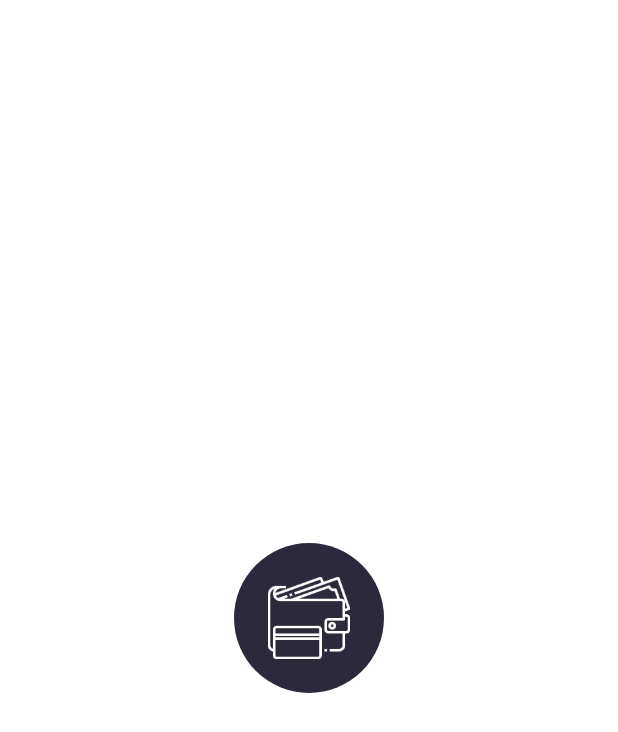
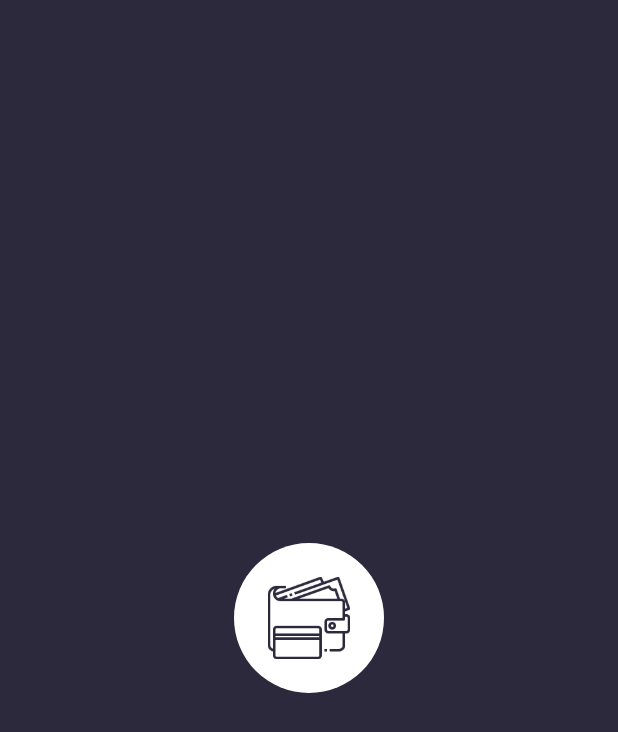
Before and after one commit to BILALAHMAD5587/expenser, a Flutter app: the Splashp_Page screen opened directly, on a phone screen of 412 x 824 dp. Shown: the top 732 px of the screen. Run offline on Flutter 3.47's test engine with Material 2 defaults, Android fonts, the phone set to English and light mode, and no system bars; statements that could not run were skipped.

Commit message:
expenser_app

```diff
--- a/lib/main.dart
+++ b/lib/main.dart
@@ -11,8 +11,9 @@ class MyApp extends StatelessWidget {
   @override
   Widget build(BuildContext context) {
     return MaterialApp(
+      debugShowCheckedModeBanner: false,
       title: 'Flutter Demo',
-      themeMode: ThemeMode.light,
+      themeMode: ThemeMode.dark,
       darkTheme: ThemeData(
           primarySwatch: createMaterialColor(MyColors.bgBColor),
           backgroundColor: MyColors.bgBColor,
--- a/lib/screens/slpash/splash_page.dart
+++ b/lib/screens/slpash/splash_page.dart
@@ -1,3 +1,5 @@
+import 'dart:async';
+
 import 'package:flutter/material.dart';
 
 class Splashp_Page extends StatefulWidget {
@@ -8,6 +10,15 @@ class Splashp_Page extends StatefulWidget {
 }
 
 class _Splashp_PageState extends State<Splashp_Page> {
+
+  @override
+  void initState() {
+    super.initState();
+    Timer(Duration(seconds: 5), () {Navigator.pushReplacement(context, MaterialPageRoute(builder: (context) => ,));});
+
+  }
+
+
   @override
   Widget build(BuildContext context) {
     return Scaffold(
```
